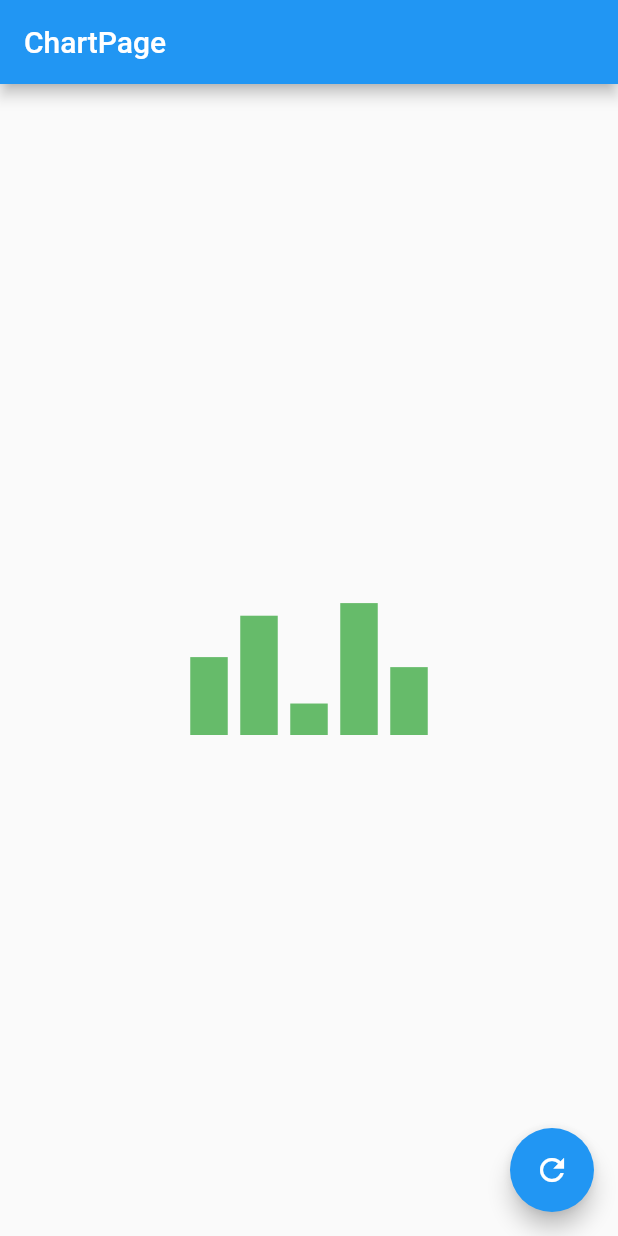
After one commit to troy-sxj/FlutterDemo, a Flutter app: the screen it shows after launch, after a tap on "Chart Anim", on a phone screen of 412 x 824 dp. The commit adds this screen. Run offline on Flutter 3.47's test engine with Material 2 defaults, Android fonts, the phone set to English and light mode, and no system bars; our stand-ins replace cached_network_image, dio, transparent_image.

Commit message:
[Feature] 添加动画页面

```diff
--- /dev/null
+++ b/lib/baranim/Bar.dart
@@ -0,0 +1,96 @@
+import 'dart:math';
+import 'dart:ui' show lerpDouble;
+
+import 'package:flutter/material.dart';
+import 'package:flutter_app/baranim/ColorPalette.dart';
+
+class Bar {
+  final double height;
+  final Color color;
+
+  Bar(this.height, this.color);
+
+  static Bar lerp(Bar begin, Bar end, double t) {
+    return Bar(lerpDouble(begin.height, end.height, t),
+        Color.lerp(begin.color, end.color, t));
+  }
+}
+
+class BarTween extends Tween<Bar> {
+  BarTween(Bar begin, Bar end) : super(begin: begin, end: end);
+
+  @override
+  Bar lerp(double t) {
+    return Bar.lerp(begin, end, t);
+  }
+}
+
+class BarChart {
+  static const int barCount = 5;
+
+  final List<Bar> bars;
+
+  BarChart(this.bars) {
+    assert(bars.length == barCount);
+  }
+
+  factory BarChart.empty() {
+    return BarChart(List.filled(barCount, Bar(0.0, Colors.transparent)));
+  }
+
+  factory BarChart.random(Random random) {
+    final Color color = ColorPalette.primary.random(random);
+    return BarChart(List.generate(
+        barCount, (i) => Bar(random.nextDouble() * 100.0, color)));
+  }
+
+  static BarChart lerp(BarChart begin, BarChart end, double t) {
+    return BarChart(List.generate(
+      barCount,
+      (i) => Bar.lerp(begin.bars[i], end.bars[i], t),
+    ));
+  }
+}
+
+class BarChartTween extends Tween<BarChart> {
+  BarChartTween(BarChart begin, BarChart end) : super(begin: begin, end: end);
+
+  @override
+  BarChart lerp(double t) {
+    return BarChart.lerp(begin, end, t);
+  }
+}
+
+class BarChartPainter extends CustomPainter {
+  static const barWidthFraction = 0.75;
+
+  final Animation<BarChart> animation;
+
+  BarChartPainter(Animation<BarChart> animation)
+      : animation = animation,
+        super(repaint: animation);
+
+  @override
+  void paint(Canvas canvas, Size size) {
+    void drawBar(Bar bar, double x, double width, Paint paint) {
+      paint.color = bar.color;
+      canvas.drawRect(
+          Rect.fromLTWH(x, size.height - bar.height, width, bar.height), paint);
+    }
+
+    final paint = Paint()..style = PaintingStyle.fill;
+    final chart = animation.value;
+    final barDistance = size.width / (1 + chart.bars.length);
+    final barWidth = barDistance * barWidthFraction;
+    var x = barDistance - barWidth / 2;
+    for (final bar in chart.bars) {
+      drawBar(bar, x, barWidth, paint);
+      x += barDistance;
+    }
+  }
+
+  @override
+  bool shouldRepaint(CustomPainter oldDelegate) {
+    return false;
+  }
+}
--- /dev/null
+++ b/lib/baranim/ChartPage.dart
@@ -0,0 +1,69 @@
+import 'dart:math';
+
+import 'package:flutter/material.dart';
+import 'package:flutter_app/baranim/Bar.dart';
+
+class ChartPage extends StatelessWidget {
+  @override
+  Widget build(BuildContext context) {
+    return new MaterialApp(
+      title: 'ChartPage',
+      home: new ChartPageView(),
+    );
+  }
+}
+
+class ChartPageView extends StatefulWidget {
+  @override
+  State<StatefulWidget> createState() {
+    return ChartPageSate();
+  }
+}
+
+class ChartPageSate extends State<ChartPageView> with TickerProviderStateMixin {
+  final random = Random();
+  AnimationController animationController;
+  BarChartTween tween;
+
+  @override
+  void initState() {
+    super.initState();
+    animationController = new AnimationController(
+        vsync: this, duration: new Duration(milliseconds: 300));
+
+//    tween = BarTween(new Bar(30.0, Colors.lightBlueAccent), new Bar(100.0, Colors.red));
+    tween = BarChartTween(BarChart.empty(), BarChart.random(random));
+    animationController.forward();
+  }
+
+  @override
+  Widget build(BuildContext context) {
+    return new Scaffold(
+      appBar: new AppBar(title: new Text('ChartPage')),
+      body: new Center(
+        child: CustomPaint(
+          size: Size(200.0, 100.0),
+          painter: BarChartPainter(tween.animate(animationController)),
+        ),
+      ),
+      floatingActionButton: FloatingActionButton(
+        onPressed: changeData,
+        child: Icon(Icons.refresh),
+      ),
+    );
+  }
+
+  @override
+  void dispose() {
+    animationController.dispose();
+    super.dispose();
+  }
+
+  void changeData() {
+    setState(() {
+      tween = BarChartTween(
+          tween.evaluate(animationController), BarChart.random(random));
+      animationController.forward(from: 0.0);
+    });
+  }
+}
--- /dev/null
+++ b/lib/baranim/ColorPalette.dart
@@ -0,0 +1,34 @@
+import 'package:flutter/material.dart';
+import 'dart:math';
+
+class ColorPalette {
+  static final ColorPalette primary = new ColorPalette(<Color>[
+    Colors.blue[400],
+    Colors.red[400],
+    Colors.green[400],
+    Colors.yellow[400],
+    Colors.purple[400],
+    Colors.orange[400],
+    Colors.teal[400],
+  ]);
+
+  ColorPalette(List<Color> colors) : _colors = colors {
+    // bool isNotEmpty：如果此集合中至少有一个元素，则返回true
+    assert(colors.isNotEmpty);
+  }
+
+  final List<Color> _colors;
+
+  Color operator [](int index) => _colors[index % length];
+
+  // 返回集合中的元素数量
+  int get length => _colors.length;
+
+  /*
+  int nextInt(
+    int max
+  )
+  生成一个非负随机整数，范围从0到max（包括max）
+   */
+  Color random(Random random) => this[random.nextInt(length)];
+}
--- a/lib/main.dart
+++ b/lib/main.dart
@@ -1,5 +1,8 @@
 import "package:flutter/material.dart";
 import 'package:flutter_app/DetailPage.dart';
+import 'package:flutter_app/anim/AnimationPage.dart';
+import 'package:flutter_app/baranim/ChartPage.dart';
+import 'package:flutter_app/tutorial/BabyNameVotesPage.dart';
 import 'package:flutter_app/tutorial/FriendlyChatPage.dart';
 //引用material组件
 
@@ -21,15 +24,24 @@ class MyApp extends StatelessWidget {
             scrollDirection: Axis.vertical,
             children: <Widget>[
               new ListItemView(
-                title: 'FrindlyChat',
+                title: 'Frindly Chat',
                 routeUrl: '/a',
+              ),
+              new ListItemView(
+                title: 'Chart Anim',
+                routeUrl: '/b',
+              ),
+              new ListItemView(
+                title: 'Animation',
+                routeUrl: '/c',
               ),
             ],
           ))),
       routes: <String, WidgetBuilder>{
         '/a': (BuildContext context) => new FriendlyChatPage(),
-        '/b': (BuildContext context) => new DetailPage(),
-        '/c': (BuildContext context) => new DetailPage(),
+        '/b': (BuildContext context) => new ChartPage(),
+        '/c': (BuildContext context) => new AnimationPage(),
+        '/d': (BuildContext context) => new DetailPage(),
       },
     );
     //
--- a/lib/tutorial/FriendlyChatPage.dart
+++ b/lib/tutorial/FriendlyChatPage.dart
@@ -72,7 +72,7 @@ class ChatScreenState extends State<ChatScreen> with TickerProviderStateMixin {
                   setState(() {
                     _isComposing = text.length > 0;
                   });
-                  print("--------------- " + _isComposing.toString());
+//                  print("--------------- " + _isComposing.toString());
                 },
                 decoration:
                     new InputDecoration.collapsed(hintText: "Send a message"),
--- a/pubspec.yaml
+++ b/pubspec.yaml
@@ -10,8 +10,9 @@ dependencies:
   cupertino_icons: ^0.1.2
   english_words: ^3.1.0
   transparent_image: ^0.1.0
-  cached_network_image: ^0.4.1
-  dio: ^0.0.13
+  cached_network_image:
+    git: https://github.com/Cretezy/flutter_cached_network_image.git
+  dio: ^1.0.1
 
 dev_dependencies:
   flutter_test:
```
Also changed, not shown: lib/anim/AnimationPage.dart (added, +77 -0 lines), lib/tutorial/BabyNameVotesPage.dart (added, +9 -0 lines), lib/tutorial/GraphicalAnimPage.dart (added, +32 -0 lines), pubspec.lock, 3 other files.
